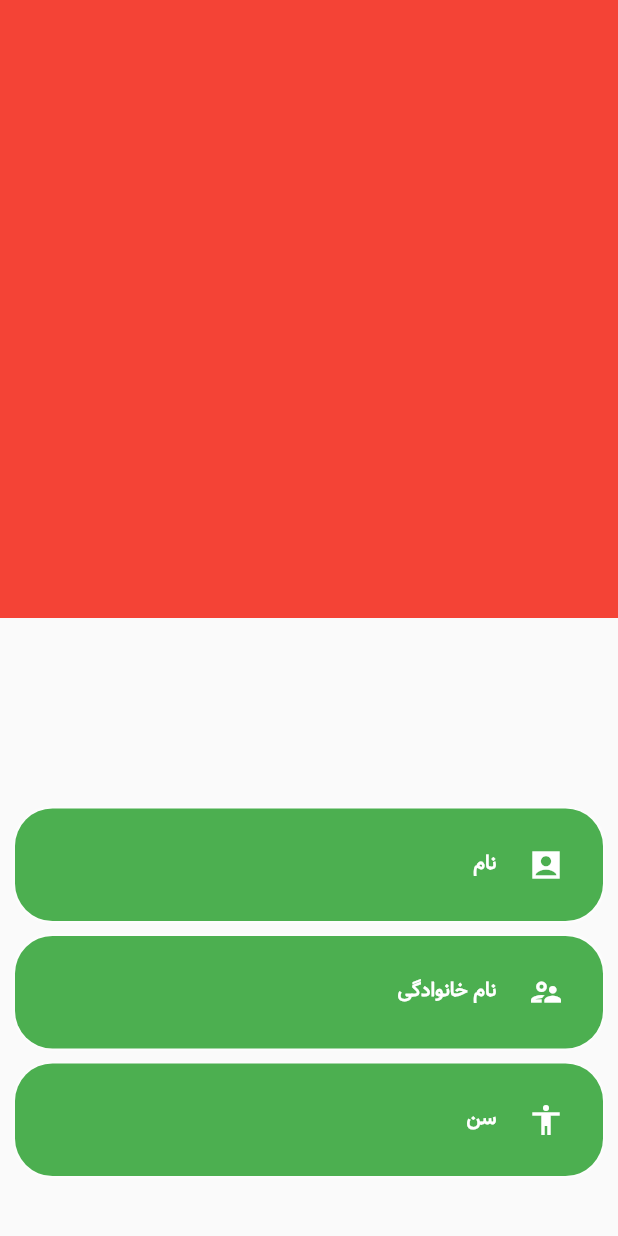
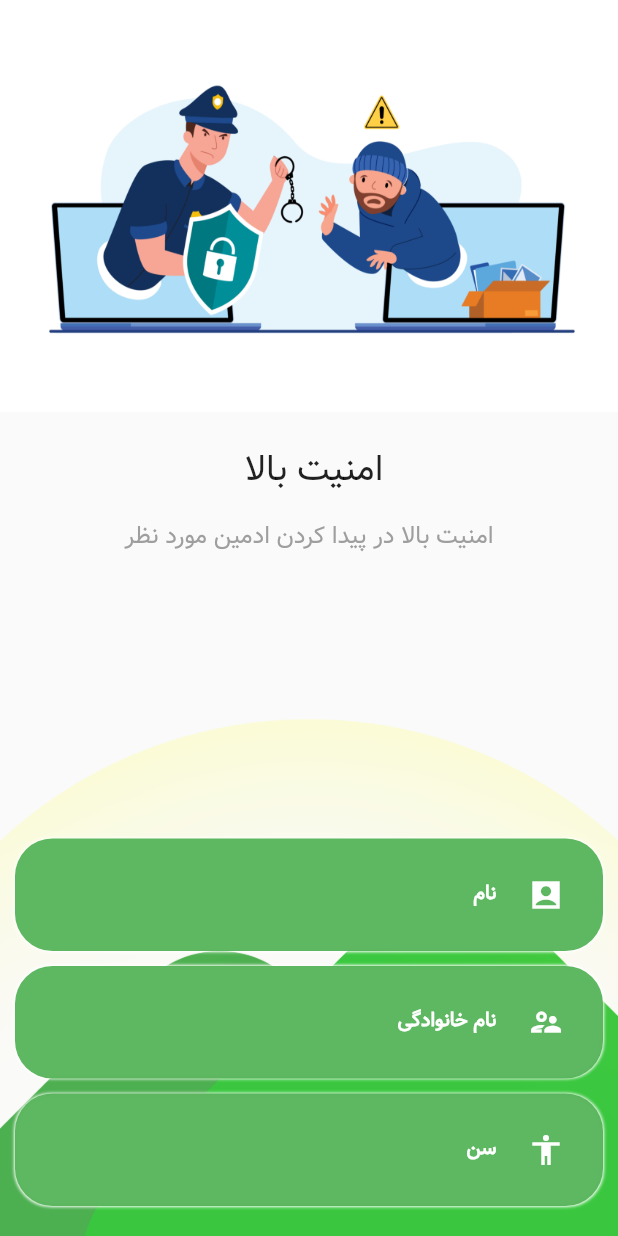
Before and after one commit to MadPad124/Adminor, a Flutter app: the CreateAccountPage screen opened directly, on a phone screen of 412 x 824 dp. Run offline on Flutter 3.47's test engine with Material 2 defaults, Android fonts, the phone set to English and light mode, and no system bars; our stand-ins replace animated_splash_screen, animated_text_kit, liquid_swipe, page_transition, shared_preferences, smooth_page_indicator; accounts and stored records are empty; project files that could hold a hidden picture were left out.

Commit message:
Login commit

```diff
--- a/lib/loginPages/createAccountPage.dart
+++ b/lib/loginPages/createAccountPage.dart
@@ -11,22 +11,57 @@ class CreateAccountPage extends StatefulWidget {
   State<CreateAccountPage> createState() => _CreateAccountPageState();
 }
 class _CreateAccountPageState extends State<CreateAccountPage> {
-
   @override
   Widget build(BuildContext context) {
     return Scaffold(
       body: GestureDetector(
         onTap: () {
           FocusScope.of(context).requestFocus(FocusNode());
-          pageViewController.animateToPage(2, duration: const Duration(milliseconds:400), curve: Curves.decelerate);
         },
-        child: Column(
-          children: [
-            topSlider(context),
-           // const SizedBox(height: 100,),
-            mainBackContainer(context)
-          ],
-        ),
+        child:
+            Column(
+              children: [
+                SizedBox(
+                  width: MediaQuery.of(context).size.width,
+                  height:MediaQuery.of(context).size.height/2,
+                  child: PageView(
+                    controller: pageViewController,
+                    onPageChanged: (index) {
+                      print(index);
+                    },
+                    children: [
+                      sliderComponent('امنیت بالا ', 'assets/images/Data-security.jpg',"امنیت بالا در پیدا کردن ادمین مورد نظر", context),
+                      //                   sliderComponent('test', 'assets/images/chronometer.png',"sliderText", context),
+                      sliderComponent('ارتباط سریع و دوستانه', 'assets/images/group-young-people.jpg',"با پیشنهاد کردن ادمین های مدنظر شما و فیلتر های جستجو", context),
+                    ],
+                  ),
+                ),
+                Expanded(
+                  child: Stack(children:[
+                    Column(
+                      mainAxisAlignment: MainAxisAlignment.end,
+                      crossAxisAlignment: CrossAxisAlignment.stretch,
+                      children: [
+                        Image.asset('assets/images/splash-bottom-page-image.png'),
+                      ],
+                    ),
+                    Column(
+                      mainAxisAlignment: MainAxisAlignment.end,
+                      crossAxisAlignment: CrossAxisAlignment.stretch,
+                      children: [
+                        Image.asset(
+                          'assets/images/splash-bottom-page-image-sun.png',
+                          opacity: const AlwaysStoppedAnimation(.3),
+                        ),
+                      ],
+                    ),
+                    mainBackContainer(context),
+
+
+                  ] ),
+                ),
+              ],
+            ),
 
 
 
@@ -85,7 +120,6 @@ Widget mainBackContainer(context){
         height: MediaQuery.of(context).size.height/2,
           padding:const EdgeInsets.all(10),
           decoration:const BoxDecoration(
-
               borderRadius:
               BorderRadius.all(Radius.circular(35))),
           child:
@@ -98,7 +132,7 @@ Widget mainBackContainer(context){
               lastnameBox(),
               const SizedBox(height: 10),
               ageBox(),
-              const SizedBox(height: 30),
+              const SizedBox(height: 10),
 
             ],
           ),
@@ -112,7 +146,7 @@ Widget nameBox(){
     padding: const EdgeInsets.all(13.0),
     alignment: Alignment.centerRight,
     decoration: BoxDecoration(
-      color: Colors.green,
+      color: Colors.green.withOpacity(0.9),
       boxShadow: const [
         BoxShadow(
             color: Colors.white,
@@ -175,7 +209,7 @@ Widget lastnameBox(){
     padding: const EdgeInsets.all(13.0),
     alignment: Alignment.centerRight,
     decoration: BoxDecoration(
-      color: Colors.green,
+      color: Colors.green.withOpacity(0.9),
       boxShadow: const [
         BoxShadow(
             color: Colors.white,
@@ -235,7 +269,7 @@ Widget ageBox(){
     padding: const EdgeInsets.all(13.0),
     alignment: Alignment.centerRight,
     decoration: BoxDecoration(
-      color: Colors.green,
+      color: Colors.green.withOpacity(0.9),
       boxShadow: const [
         BoxShadow(
             color: Colors.white,
@@ -288,25 +322,25 @@ Widget ageBox(){
     ),
   );
 }
-Widget topSlider(context){
-  return SizedBox(
-    width: MediaQuery.of(context).size.width,
-    height: MediaQuery.of(context).size.height/2,
-    child: Directionality(
-      textDirection: TextDirection.rtl,
-      child: Center(
-        child: PageView(
-          controller: pageViewController,
-          onPageChanged: (index) {
-            print(index);
-          },
-          children: [
-            Container(color: Colors.red,width: 500,height: 500,),
-            Container(color: Colors.blue,width: 500,height: 500,),
-            Container(color: Colors.green,width: 500,height: 500,)
-          ],
+Widget sliderComponent(String sliderTitle,String sliderImgUrl,String sliderText,context){
+  return Column(
+    children: [
+      SizedBox(
+        width: MediaQuery.of(context).size.width,
+        height: MediaQuery.of(context).size.height/3,
+        child: Image.asset(sliderImgUrl,fit: BoxFit.fill),
+      ),
+      const SizedBox(height: 20,),
+      SizedBox(
+        width:MediaQuery.of(context).size.width,
+        child: Center(child:
+        Text(sliderTitle,style: const TextStyle(fontSize: 24,fontFamily: 'vazir'),),
         ),
       ),
-    ),
+      SizedBox(child: Padding(
+        padding: const EdgeInsets.all(12.0),
+        child: Text(sliderText,style: TextStyle(fontSize: 16,fontFamily: 'vazir',color: Colors.grey[500])),
+      ),)
+    ],
   );
 }
--- a/lib/loginPages/loginPage.dart
+++ b/lib/loginPages/loginPage.dart
@@ -66,7 +66,8 @@ class _LoginPageState extends State<LoginPage> {
           child: Container(
             color: Colors.white,
             child: Center(
-              child: Stack(children: [
+              child:
+              Stack(children: [
                 Column(
                   mainAxisAlignment: MainAxisAlignment.end,
                   crossAxisAlignment: CrossAxisAlignment.stretch,
@@ -240,6 +241,7 @@ class _LoginPageState extends State<LoginPage> {
   }
 
 }
+/*
 
 class LoginCodePage extends StatefulWidget {
   const LoginCodePage({Key? key}) : super(key: key);
@@ -415,3 +417,5 @@ class _LoginCodePageState extends State<LoginCodePage> {
     );
   }
 }
+
+*/
```
Also changed, not shown: assets/images/Data-security.jpg (added), assets/images/chronometer.png (added), assets/images/group-young-people.jpg (added).
